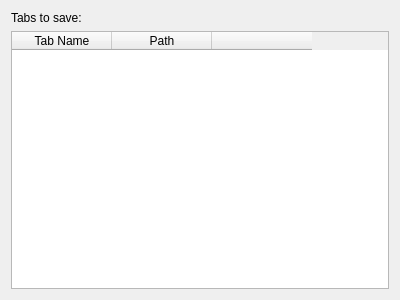
Qt form plugins/itemsync/itemsyncsettings.ui (hluk/CopyQ) before a commit.
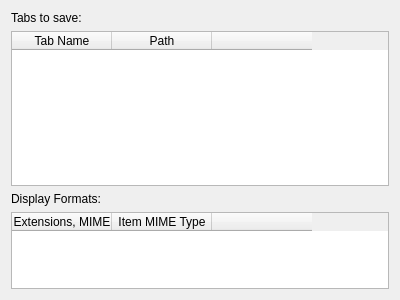
The same form after that commit.

Commit message: ItemSync: Custom file types (set format and icon)

```diff
--- a/plugins/itemsync/itemsyncsettings.ui
+++ b/plugins/itemsync/itemsyncsettings.ui
@@ -20,6 +20,12 @@
    </item>
    <item>
     <widget class="QTableWidget" name="tableWidgetSyncTabs">
+     <property name="sizePolicy">
+      <sizepolicy hsizetype="Expanding" vsizetype="Expanding">
+       <horstretch>0</horstretch>
+       <verstretch>2</verstretch>
+      </sizepolicy>
+     </property>
      <property name="alternatingRowColors">
       <bool>true</bool>
      </property>
@@ -46,6 +52,38 @@
      </column>
     </widget>
    </item>
+   <item>
+    <widget class="QLabel" name="label_2">
+     <property name="text">
+      <string>Display Formats:</string>
+     </property>
+    </widget>
+   </item>
+   <item>
+    <widget class="QTableWidget" name="tableWidgetFormatSettings">
+     <property name="sizePolicy">
+      <sizepolicy hsizetype="Expanding" vsizetype="Expanding">
+       <horstretch>0</horstretch>
+       <verstretch>1</verstretch>
+      </sizepolicy>
+     </property>
+     <column>
+      <property name="text">
+       <string>Extensions, MIME</string>
+      </property>
+     </column>
+     <column>
+      <property name="text">
+       <string>Item MIME Type</string>
+      </property>
+     </column>
+     <column>
+      <property name="text">
+       <string/>
+      </property>
+     </column>
+    </widget>
+   </item>
   </layout>
  </widget>
  <resources/>
```
The commit also changes 11 other files.
